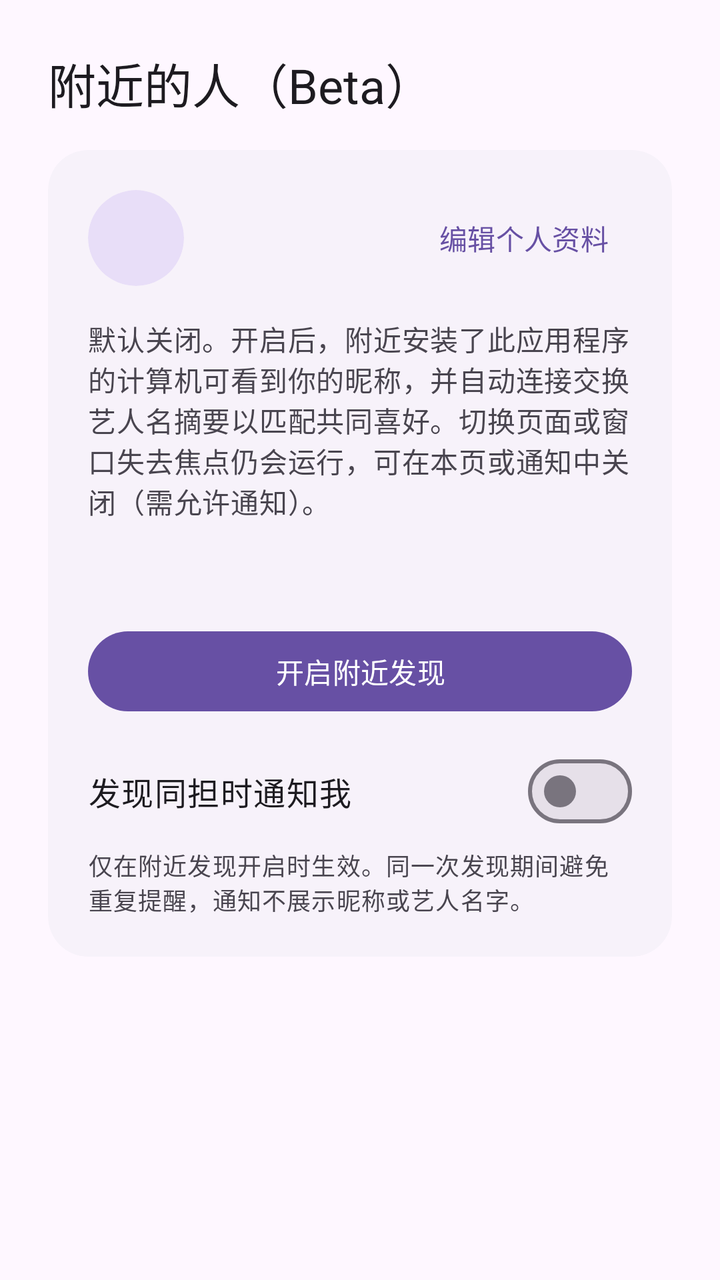
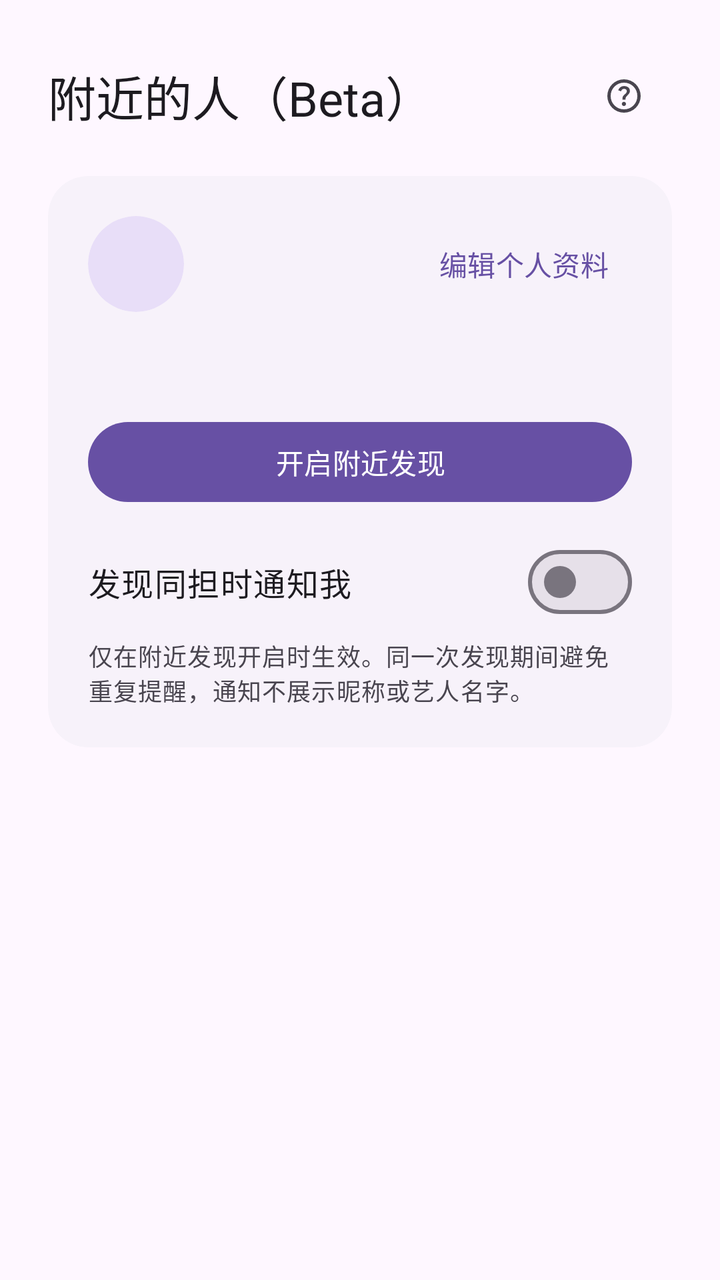

Before-and-after screenshots of an Android layout around one commit, followed by the original layout XML and the change that was made.
<!-- AndroidManifest.xml: application theme Theme.RecordMyLive -->
<!-- res/layout/fragment_near_by.xml -->
<?xml version="1.0" encoding="utf-8"?>
<androidx.core.widget.NestedScrollView xmlns:android="http://schemas.android.com/apk/res/android"
    xmlns:app="http://schemas.android.com/apk/res-auto"
    android:layout_width="match_parent"
    android:layout_height="match_parent"
    android:background="?attr/colorSurface" android:fillViewport="true">
    <LinearLayout android:layout_width="match_parent" android:layout_height="wrap_content"
        android:orientation="vertical" android:padding="24dp">
        <TextView android:layout_width="match_parent" android:layout_height="wrap_content"
            android:text="@string/nearby_title" android:textAppearance="?attr/textAppearanceHeadlineSmall"
            android:textColor="?attr/colorOnSurface" android:accessibilityHeading="true" android:layout_marginBottom="16dp" />
        <com.google.android.material.card.MaterialCardView
            android:layout_width="match_parent" android:layout_height="wrap_content"
            app:cardCornerRadius="20dp" app:cardElevation="0dp" app:strokeWidth="0dp"
            app:cardBackgroundColor="?attr/colorSurfaceContainerLow">
            <LinearLayout android:layout_width="match_parent" android:layout_height="wrap_content"
                android:orientation="vertical" android:padding="20dp">
                <LinearLayout android:layout_width="match_parent" android:layout_height="wrap_content"
                    android:orientation="horizontal" android:gravity="center_vertical">
                    <com.google.android.material.imageview.ShapeableImageView android:id="@+id/nearby_avatar"
                        android:layout_width="48dp" android:layout_height="48dp" android:importantForAccessibility="no"
                        android:background="@drawable/profile_avatar_background"
                        app:shapeAppearanceOverlay="@style/ShapeAppearanceOverlay.RecordMyLive.Circle" />
                    <TextView android:id="@+id/nearby_nickname" android:layout_width="0dp" android:layout_height="wrap_content"
                        android:layout_weight="1" android:layout_marginStart="16dp" android:maxLines="2" android:ellipsize="end"
                        android:textAppearance="?attr/textAppearanceTitleMedium" android:textColor="?attr/colorOnSurface" />
                    <com.google.android.material.button.MaterialButton android:id="@+id/nearby_edit_profile"
                        style="@style/Widget.Material3.Button.TextButton" android:layout_width="wrap_content" android:layout_height="wrap_content"
                        android:text="@string/profile_edit" />
                </LinearLayout>
                <TextView android:layout_width="match_parent" android:layout_height="wrap_content"
                    android:layout_marginTop="16dp" android:text="@string/nearby_visibility_hint"
                    android:textAppearance="?attr/textAppearanceBodyMedium" android:textColor="?attr/colorOnSurfaceVariant" />
                <TextView android:id="@+id/nearby_status" android:layout_width="match_parent" android:layout_height="wrap_content"
                    android:layout_marginTop="16dp" android:accessibilityLiveRegion="polite"
                    android:textAppearance="?attr/textAppearanceBodyMedium" android:textColor="?attr/colorOnSurface" />
                <com.google.android.material.progressindicator.LinearProgressIndicator android:id="@+id/nearby_progress"
                    android:layout_width="match_parent" android:layout_height="wrap_content" android:layout_marginTop="12dp"
                    android:indeterminate="true" android:visibility="gone" />
                <com.google.android.material.button.MaterialButton android:id="@+id/nearby_toggle"
                    android:layout_width="match_parent" android:layout_height="wrap_content" android:layout_marginTop="16dp"
                    android:text="@string/nearby_start" />
                <com.google.android.material.materialswitch.MaterialSwitch android:id="@+id/nearby_match_alerts"
                    android:layout_width="match_parent" android:layout_height="wrap_content"
                    android:minHeight="56dp" android:layout_marginTop="8dp"
                    android:text="@string/nearby_alert_switch" android:textAppearance="?attr/textAppearanceBodyLarge"
                    android:textColor="?attr/colorOnSurface" />
                <TextView android:id="@+id/nearby_alert_hint" android:layout_width="match_parent" android:layout_height="wrap_content"
                    android:text="@string/nearby_alert_hint" android:textAppearance="?attr/textAppearanceBodySmall"
                    android:textColor="?attr/colorOnSurfaceVariant" android:accessibilityLiveRegion="polite" />
                <com.google.android.material.button.MaterialButton android:id="@+id/nearby_alert_settings"
                    style="@style/Widget.Material3.Button.TextButton" android:layout_width="match_parent" android:layout_height="wrap_content"
                    android:text="@string/nearby_alert_settings" android:visibility="gone" />
                <com.google.android.material.button.MaterialButton android:id="@+id/nearby_settings"
                    style="@style/Widget.Material3.Button.TextButton" android:layout_width="match_parent" android:layout_height="wrap_content"
                    android:text="@string/nearby_open_settings" android:visibility="gone" />
            </LinearLayout>
        </com.google.android.material.card.MaterialCardView>
        <TextView android:id="@+id/nearby_count" android:layout_width="match_parent" android:layout_height="wrap_content"
            android:layout_marginTop="28dp" android:accessibilityHeading="true"
            android:textAppearance="?attr/textAppearanceTitleMedium" android:textColor="?attr/colorOnSurface" />
        <TextView android:id="@+id/nearby_empty" android:layout_width="match_parent" android:layout_height="wrap_content"
            android:layout_marginTop="12dp" android:textAppearance="?attr/textAppearanceBodyMedium" android:textColor="?attr/colorOnSurfaceVariant" />
        <androidx.recyclerview.widget.RecyclerView android:id="@+id/nearby_people"
            android:layout_width="match_parent" android:layout_height="wrap_content" android:layout_marginTop="8dp"
            android:nestedScrollingEnabled="false" />
    </LinearLayout>
</androidx.core.widget.NestedScrollView>
<!-- resources referenced by this layout -->
<resources>
  <!-- drawable profile_avatar_background (drawable) -->
  <shape xmlns:android="http://schemas.android.com/apk/res/android" android:shape="oval">
      <solid android:color="?attr/colorSecondaryContainer" />
  </shape>
  <string name="nearby_alert_hint">仅在附近发现开启时生效。同一次发现期间避免重复提醒，通知不展示昵称或艺人名字。</string>
  <string name="nearby_alert_settings">通知设置</string>
  <string name="nearby_alert_switch">发现同担时通知我</string>
  <string name="nearby_open_settings">打开系统设置</string>
  <string name="nearby_start">开启附近发现</string>
  <string name="nearby_title">附近的人（Beta）</string>
  <string name="nearby_visibility_hint">默认关闭。开启后，附近安装了此应用程序的计算机可看到你的昵称，并自动连接交换艺人名摘要以匹配共同喜好。切换页面或窗口失去焦点仍会运行，可在本页或通知中关闭（需允许通知）。</string>
  <string name="profile_edit">编辑个人资料</string>
  <style name="ShapeAppearanceOverlay.RecordMyLive.Circle" parent="">
          <item name="cornerFamily">rounded</item>
          <item name="cornerSize">50%</item>
      </style>
  <style name="Theme.RecordMyLive" parent="Base.Theme.RecordMyLive" />
  <style name="Base.Theme.RecordMyLive" parent="Theme.Material3.DayNight.NoActionBar">
          
          
      </style>
</resources>

<!-- the commit's change to res/layout/fragment_near_by.xml (unified diff, before → after) -->
@@ -6,9 +6,16 @@
     android:background="?attr/colorSurface" android:fillViewport="true">
     <LinearLayout android:layout_width="match_parent" android:layout_height="wrap_content"
         android:orientation="vertical" android:padding="24dp">
-        <TextView android:layout_width="match_parent" android:layout_height="wrap_content"
-            android:text="@string/nearby_title" android:textAppearance="?attr/textAppearanceHeadlineSmall"
-            android:textColor="?attr/colorOnSurface" android:accessibilityHeading="true" android:layout_marginBottom="16dp" />
+        <LinearLayout android:layout_width="match_parent" android:layout_height="wrap_content"
+            android:layout_marginBottom="16dp" android:gravity="center_vertical" android:orientation="horizontal">
+            <TextView android:layout_width="0dp" android:layout_height="wrap_content" android:layout_weight="1"
+                android:text="@string/nearby_title" android:textAppearance="?attr/textAppearanceHeadlineSmall"
+                android:textColor="?attr/colorOnSurface" android:accessibilityHeading="true" />
+            <com.google.android.material.button.MaterialButton android:id="@+id/nearby_help"
+                style="@style/Widget.Material3.Button.IconButton" android:layout_width="48dp" android:layout_height="48dp"
+                android:contentDescription="@string/nearby_help_description" app:icon="@drawable/baseline_help_24px"
+                app:iconTint="?attr/colorOnSurfaceVariant" />
+        </LinearLayout>
         <com.google.android.material.card.MaterialCardView
             android:layout_width="match_parent" android:layout_height="wrap_content"
             app:cardCornerRadius="20dp" app:cardElevation="0dp" app:strokeWidth="0dp"
@@ -28,9 +35,6 @@
                         style="@style/Widget.Material3.Button.TextButton" android:layout_width="wrap_content" android:layout_height="wrap_content"
                         android:text="@string/profile_edit" />
                 </LinearLayout>
-                <TextView android:layout_width="match_parent" android:layout_height="wrap_content"
-                    android:layout_marginTop="16dp" android:text="@string/nearby_visibility_hint"
-                    android:textAppearance="?attr/textAppearanceBodyMedium" android:textColor="?attr/colorOnSurfaceVariant" />
                 <TextView android:id="@+id/nearby_status" android:layout_width="match_parent" android:layout_height="wrap_content"
                     android:layout_marginTop="16dp" android:accessibilityLiveRegion="polite"
                     android:textAppearance="?attr/textAppearanceBodyMedium" android:textColor="?attr/colorOnSurface" />
<!-- resource entries referenced after the edit -->
@@ -1,5 +1,17 @@
 <!-- resources referenced by this layout -->
 <resources>
+  <!-- drawable baseline_help_24px (drawable) -->
+  <vector xmlns:android="http://schemas.android.com/apk/res/android"
+      android:width="24dp"
+      android:height="24dp"
+      android:viewportWidth="960"
+      android:viewportHeight="960"
+      android:tint="?attr/colorControlNormal"
+      android:autoMirrored="true">
+    <path
+        android:fillColor="@android:color/white"
+        android:pathData="M513.5,705.5Q528,691 528,670Q528,649 513.5,634.5Q499,620 478,620Q457,620 442.5,634.5Q428,649 428,670Q428,691 442.5,705.5Q457,720 478,720Q499,720 513.5,705.5ZM442,566L516,566Q516,533 523.5,514Q531,495 566,462Q592,436 607,412.5Q622,389 622,356Q622,300 581,270Q540,240 484,240Q427,240 391.5,270Q356,300 342,342L408,368Q413,350 430.5,329Q448,308 484,308Q516,308 532,325.5Q548,343 548,364Q548,384 536,401.5Q524,419 506,434Q462,473 452,493Q442,513 442,566ZM480,880Q397,880 324,848.5Q251,817 197,763Q143,709 111.5,636Q80,563 80,480Q80,397 111.5,324Q143,251 197,197Q251,143 324,111.5Q397,80 480,80Q563,80 636,111.5Q709,143 763,197Q817,251 848.5,324Q880,397 880,480Q880,563 848.5,636Q817,709 763,763Q709,817 636,848.5Q563,880 480,880ZM480,800Q614,800 707,707Q800,614 800,480Q800,346 707,253Q614,160 480,160Q346,160 253,253Q160,346 160,480Q160,614 253,707Q346,800 480,800ZM480,480Q480,480 480,480Q480,480 480,480Q480,480 480,480Q480,480 480,480Q480,480 480,480Q480,480 480,480Q480,480 480,480Q480,480 480,480Z"/>
+  </vector>
   <!-- drawable profile_avatar_background (drawable) -->
   <shape xmlns:android="http://schemas.android.com/apk/res/android" android:shape="oval">
       <solid android:color="?attr/colorSecondaryContainer" />
@@ -7,10 +19,10 @@
   <string name="nearby_alert_hint">仅在附近发现开启时生效。同一次发现期间避免重复提醒，通知不展示昵称或艺人名字。</string>
   <string name="nearby_alert_settings">通知设置</string>
   <string name="nearby_alert_switch">发现同担时通知我</string>
+  <string name="nearby_help_description">附近发现说明</string>
   <string name="nearby_open_settings">打开系统设置</string>
   <string name="nearby_start">开启附近发现</string>
   <string name="nearby_title">附近的人（Beta）</string>
-  <string name="nearby_visibility_hint">默认关闭。开启后，附近安装了此应用程序的计算机可看到你的昵称，并自动连接交换艺人名摘要以匹配共同喜好。切换页面或窗口失去焦点仍会运行，可在本页或通知中关闭（需允许通知）。</string>
   <string name="profile_edit">编辑个人资料</string>
   <style name="ShapeAppearanceOverlay.RecordMyLive.Circle" parent="">
           <item name="cornerFamily">rounded</item>
